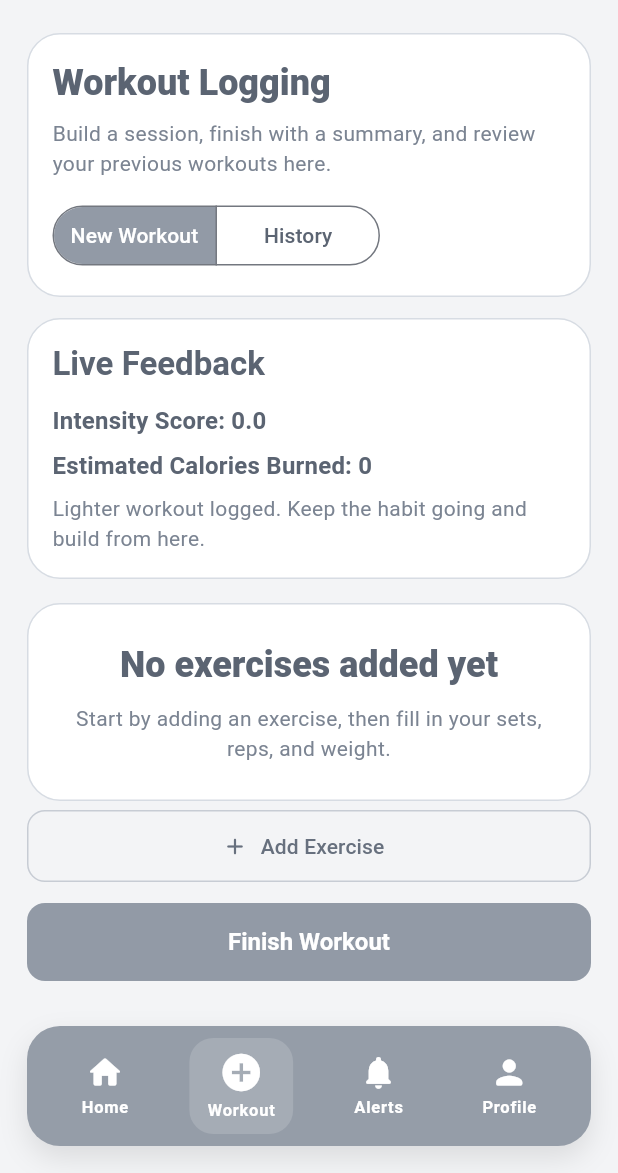
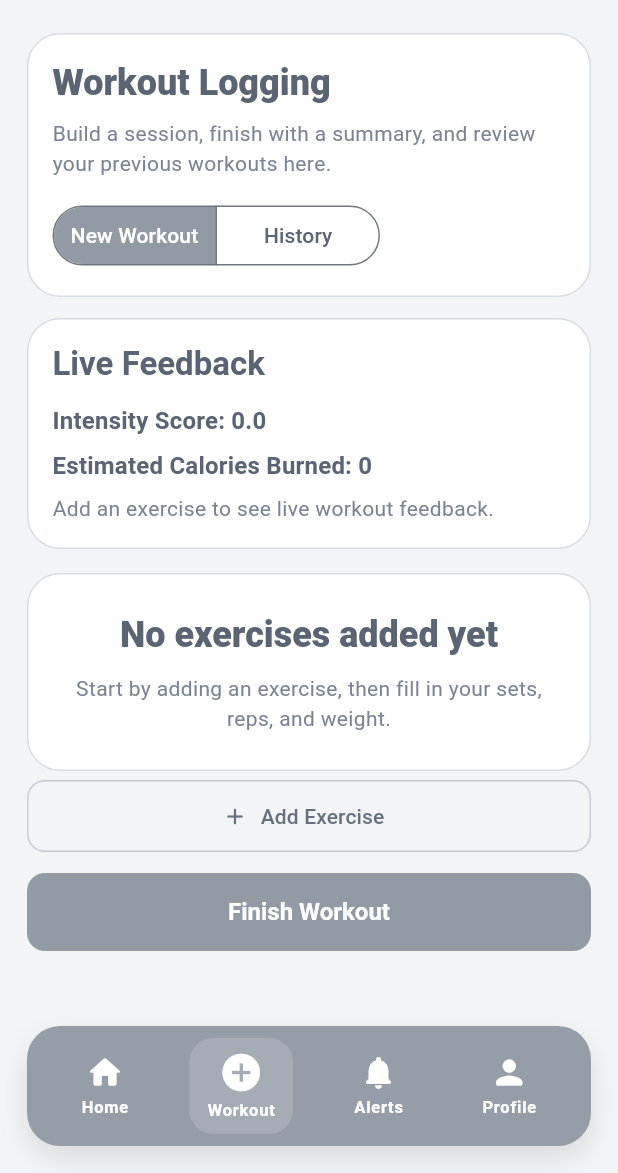
Before and after one commit to wildheart156/Project02_Beast_Mode, a Flutter app: the screen it shows once a user with an empty profile is signed in, item 2 of the bottom bar chosen, on a phone screen of 412 x 824 dp, the part 63-1236 px from its top. Run offline on Flutter 3.47's test engine with Material 3 defaults, Android fonts, the phone set to English and light mode, and no system bars; our stand-ins replace cloud_firestore, firebase_auth, firebase_core; accounts and stored records are empty.

Commit message:
fix: show different display msg for initial workout screen

```diff
--- a/lib/screens/workout_screen.dart
+++ b/lib/screens/workout_screen.dart
@@ -82,7 +82,10 @@ class _WorkoutScreenState extends State<WorkoutScreen> {
     if (intensity >= 80) {
       return 'Strong workout balance. You are building good consistency.';
     }
-    return 'Lighter workout logged. Keep the habit going and build from here.';
+    if (intensity >= 1) {
+      return 'Lighter workout logged. Keep the habit going and build from here.';
+    }
+    return 'Add an exercise to see live workout feedback.';
   }
 
   bool _hasAtLeastOneValidExercise() {
```
